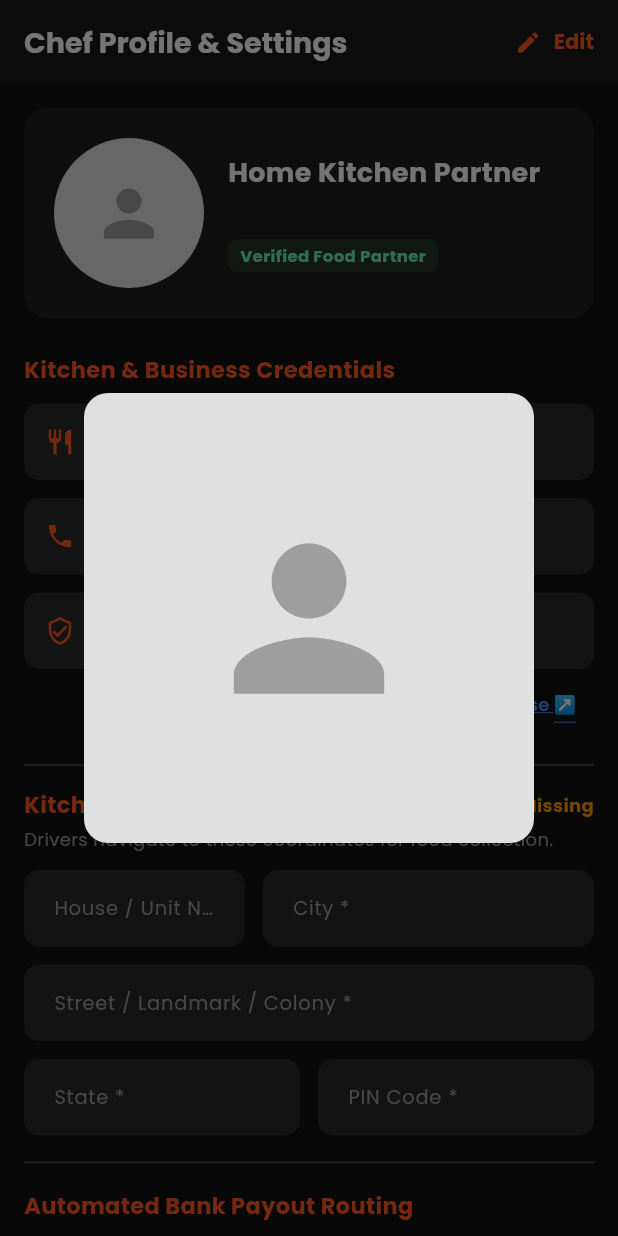
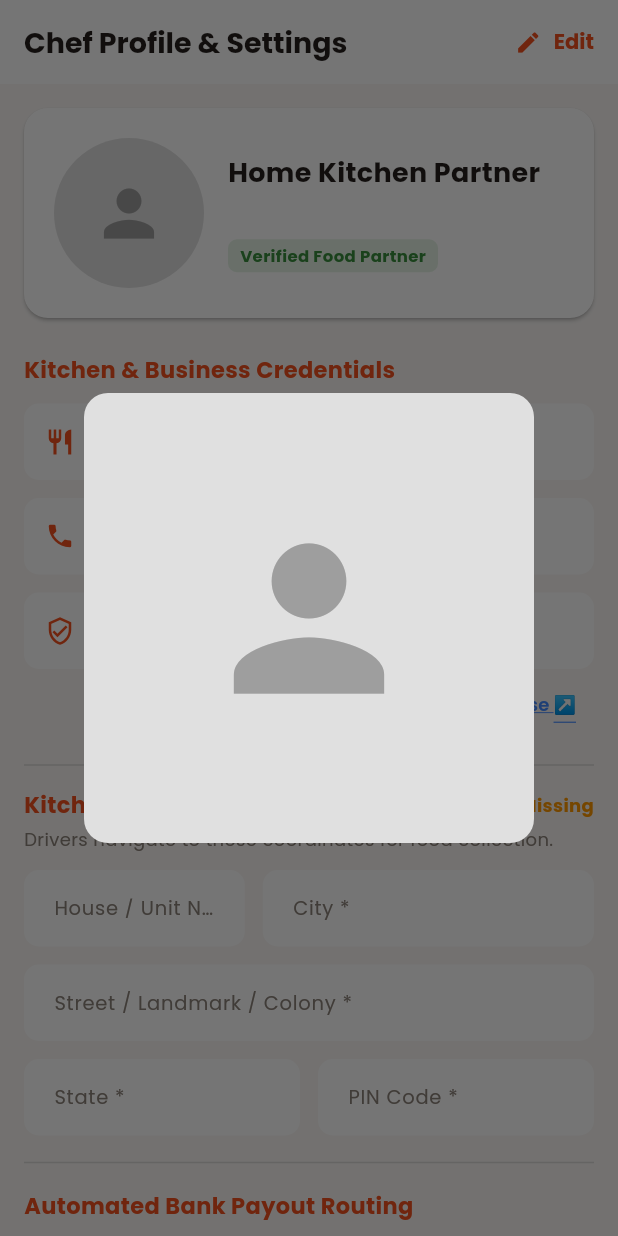
Before and after one commit to suraj6784-design/hotpotchef_new, a Flutter app: the ChefProfileScreen screen opened by its route, after a tap on the "person" icon, on a phone screen of 412 x 824 dp. Run offline on Flutter 3.47's test engine with Material 3 defaults, Android fonts, the phone set to English and light mode, and no system bars; our stand-ins replace cached_network_image, connectivity_plus, firebase_core, firebase_crashlytics, firebase_messaging, fl_chart and 16 more; missing offline and left inert: flutter_polyline_points, razorpay_flutter; accounts and stored records are empty.

Commit message:
feat(ui): theme chef/driver profiles, address form, and ID card for light mode
Co-authored-by: Cursor <cursoragent@cursor.com>

```diff
--- a/lib/screens/chef_profile_screen.dart
+++ b/lib/screens/chef_profile_screen.dart
@@ -8,6 +8,7 @@ import 'package:firebase_crashlytics/firebase_crashlytics.dart';
 import 'package:geocoding/geocoding.dart'; // 🌟 Added for reverse geocoding
 
 import 'map_picker_screen.dart';
+import '../utils/app_theme.dart';
 import '../utils/helpers.dart';
 import '../utils/network.dart';
 import '../widgets/avatar_upload.dart';
@@ -372,23 +373,31 @@ class _ChefProfileScreenState extends State<ChefProfileScreen> {
   Widget build(BuildContext context) {
     final user = _supabase.auth.currentUser;
     final email = user?.email ?? 'No Email';
+    final isDark = Theme.of(context).brightness == Brightness.dark;
+    final bg = isDark ? AppTheme.backgroundDark : AppTheme.background;
+    final surface = isDark ? AppTheme.surfaceDark : AppTheme.surfaceLight;
+    final titleColor = isDark ? AppTheme.textMainDark : AppTheme.textMain;
+    final muted = isDark ? Colors.grey.shade400 : AppTheme.textMuted;
+    final divider = isDark ? Colors.white24 : Colors.black12;
+    final verified = isDark ? Colors.greenAccent : Colors.green.shade700;
 
     return Scaffold(
-      backgroundColor: const Color(0xFF121212),
+      backgroundColor: bg,
       appBar: AppBar(
-        title: const Text('Chef Profile & Settings', style: TextStyle(color: Colors.white, fontWeight: FontWeight.bold)),
-        backgroundColor: const Color(0xFF1A1A1A),
+        title: Text('Chef Profile & Settings', style: TextStyle(color: titleColor, fontWeight: FontWeight.bold)),
+        backgroundColor: surface,
         elevation: 0,
+        iconTheme: IconThemeData(color: titleColor),
         actions: [
           TextButton.icon(
-            icon: Icon(_isEditing ? Icons.close : Icons.edit, color: Colors.deepOrange, size: 18),
-            label: Text(_isEditing ? 'Cancel' : 'Edit', style: const TextStyle(color: Colors.deepOrange, fontWeight: FontWeight.bold)),
+            icon: Icon(_isEditing ? Icons.close : Icons.edit, color: AppTheme.primary, size: 18),
+            label: Text(_isEditing ? 'Cancel' : 'Edit', style: const TextStyle(color: AppTheme.primary, fontWeight: FontWeight.bold)),
             onPressed: () => setState(() => _isEditing = !_isEditing),
           ),
         ],
       ),
       body: _isLoading
-          ? const Center(child: CircularProgressIndicator(color: Colors.deepOrange))
+          ? const Center(child: CircularProgressIndicator(color: AppTheme.primary))
           : Form(
               key: _formKey,
               child: ListView(
@@ -396,7 +405,8 @@ class _ChefProfileScreenState extends State<ChefProfileScreen> {
                 children: [
                   // Profile Identity Header Card
                   Card(
-                    color: const Color(0xFF1E1E1E),
+                    color: surface,
+                    elevation: isDark ? 0 : 1,
                     shape: RoundedRectangleBorder(borderRadius: BorderRadius.circular(16)),
                     child: Padding(
                       padding: const EdgeInsets.all(20),
@@ -414,10 +424,10 @@ class _ChefProfileScreenState extends State<ChefProfileScreen> {
                               children: [
                                 Text(
                                   _nameController.text.isEmpty ? 'Home Kitchen Partner' : _nameController.text,
-                                  style: const TextStyle(color: Colors.white, fontSize: 18, fontWeight: FontWeight.bold),
+                                  style: TextStyle(color: titleColor, fontSize: 18, fontWeight: FontWeight.bold),
                                 ),
                                 const SizedBox(height: 4),
-                                Text(email, style: const TextStyle(color: Colors.grey, fontSize: 13)),
+                                Text(email, style: TextStyle(color: muted, fontSize: 13)),
                                 const SizedBox(height: 8),
                                 Container(
                                   padding: const EdgeInsets.symmetric(horizontal: 8, vertical: 3),
@@ -425,8 +435,8 @@ class _ChefProfileScreenState extends State<ChefProfileScreen> {
                                     color: Colors.green.withValues(alpha: 0.15),
                                     borderRadius: BorderRadius.circular(6),
                                   ),
-                                  child: const Text('Verified Food Partner',
-                                      style: TextStyle(color: Colors.greenAccent, fontSize: 11, fontWeight: FontWeight.bold)),
+                                  child: Text('Verified Food Partner',
+                                      style: TextStyle(color: verified, fontSize: 11, fontWeight: FontWeight.bold)),
                                 ),
                               ],
                             ),
@@ -439,7 +449,7 @@ class _ChefProfileScreenState extends State<ChefProfileScreen> {
 
                   // Personal Information Section
                   const Text('Kitchen & Business Credentials',
-                      style: TextStyle(color: Colors.deepOrange, fontWeight: FontWeight.bold, fontSize: 15)),
+                      style: TextStyle(color: AppTheme.primary, fontWeight: FontWeight.bold, fontSize: 15)),
                   const SizedBox(height: 12),
                   _buildValidatedTextField(
                     controller: _nameController,
@@ -476,14 +486,14 @@ class _ChefProfileScreenState extends State<ChefProfileScreen> {
                           style: TextStyle(color: Colors.blueAccent, fontSize: 12, decoration: TextDecoration.underline)),
                     ),
                   ),
-                  const Divider(height: 32, color: Colors.white24),
+                  Divider(height: 32, color: divider),
 
                   // Kitchen Dispatch Address Section
                   Row(
                     mainAxisAlignment: MainAxisAlignment.spaceBetween,
                     children: [
                       const Text('Kitchen Pickup Address',
-                          style: TextStyle(color: Colors.deepOrange, fontWeight: FontWeight.bold, fontSize: 15)),
+                          style: TextStyle(color: AppTheme.primary, fontWeight: FontWeight.bold, fontSize: 15)),
                       Row(
                         children: [
                           Icon(_latitude != null ? Icons.check_circle : Icons.warning_amber_rounded,
@@ -498,7 +508,7 @@ class _ChefProfileScreenState extends State<ChefProfileScreen> {
                     ],
                   ),
                   const SizedBox(height: 4),
-                  const Text('Drivers navigate to these coordinates for food collection.', style: TextStyle(color: Colors.grey, fontSize: 12)),
+                  Text('Drivers navigate to these coordinates for food collection.', style: TextStyle(color: muted, fontSize: 12)),
                   const SizedBox(height: 12),
 
                   if (_isEditing)
@@ -509,13 +519,13 @@ class _ChefProfileScreenState extends State<ChefProfileScreen> {
                         child: OutlinedButton.icon(
                           style: OutlinedButton.styleFrom(
                             padding: const EdgeInsets.symmetric(vertical: 14),
-                            side: BorderSide(color: _latitude == null ? Colors.deepOrange : Colors.green),
+                            side: BorderSide(color: _latitude == null ? AppTheme.primary : Colors.green),
                             shape: RoundedRectangleBorder(borderRadius: BorderRadius.circular(12)),
                           ),
-                          icon: Icon(Icons.pin_drop, color: _latitude == null ? Colors.deepOrange : Colors.green),
+                          icon: Icon(Icons.pin_drop, color: _latitude == null ? AppTheme.primary : Colors.green),
                           label: Text(
                             _latitude == null ? 'Pin Exact Kitchen on Map *' : 'Location Pinned (Tap to update)',
-                            style: TextStyle(fontWeight: FontWeight.bold, color: _latitude == null ? Colors.deepOrange : Colors.green),
+                            style: TextStyle(fontWeight: FontWeight.bold, color: _latitude == null ? AppTheme.primary : Colors.green),
                           ),
                           onPressed: _openMapPicker,
                         ),
@@ -567,14 +577,15 @@ class _ChefProfileScreenState extends State<ChefProfileScreen> {
                       ),
                     ],
                   ),
-                  const Divider(height: 36, color: Colors.white24),
+                  Divider(height: 36, color: divider),
 
                   // Automated Settlements & Payout Section
                   const Text('Automated Bank Payout Routing',
-                      style: TextStyle(color: Colors.deepOrange, fontWeight: FontWeight.bold, fontSize: 15)),
+                      style: TextStyle(color: AppTheme.primary, fontWeight: FontWeight.bold, fontSize: 15)),
                   const SizedBox(height: 12),
                   Card(
-                    color: const Color(0xFF1E1E1E),
+                    color: surface,
+                    elevation: isDark ? 0 : 1,
                     shape: RoundedRectangleBorder(borderRadius: BorderRadius.circular(12)),
                     child: Padding(
                       padding: const EdgeInsets.all(16),
@@ -584,29 +595,29 @@ class _ChefProfileScreenState extends State<ChefProfileScreen> {
                             contentPadding: EdgeInsets.zero,
                             leading: Icon(
                               _payoutEnabled ? Icons.account_balance_wallet : Icons.account_balance,
-                              color: _payoutEnabled ? Colors.greenAccent : Colors.orangeAccent,
+                              color: _payoutEnabled ? Colors.green : Colors.orange,
                             ),
                             title: Text(
                               _payoutEnabled ? 'Direct Settlement Active' : 'Configure Settlement Account',
-                              style: const TextStyle(color: Colors.white, fontSize: 14, fontWeight: FontWeight.bold),
+                              style: TextStyle(color: titleColor, fontSize: 14, fontWeight: FontWeight.bold),
                             ),
                             subtitle: Text(
                               _payoutEnabled
                                   ? 'Earnings settle automatically to your registered account.'
                                   : 'Required for automated split payouts via Razorpay Route.',
-                              style: const TextStyle(color: Colors.grey, fontSize: 12),
+                              style: TextStyle(color: muted, fontSize: 12),
                             ),
                             trailing: _payoutEnabled
                                 ? const Chip(backgroundColor: Colors.green, label: Text('Active', style: TextStyle(color: Colors.white, fontSize: 11)))
                                 : ElevatedButton(
-                                    style: ElevatedButton.styleFrom(backgroundColor: Colors.deepOrange),
+                                    style: ElevatedButton.styleFrom(backgroundColor: AppTheme.primary),
                                     onPressed: _isSettingUpPayout ? null : _setupChefPayout,
                                     child: _isSettingUpPayout
                                         ? const SizedBox(width: 14, height: 14, child: CircularProgressIndicator(color: Colors.white, strokeWidth: 2))
                                         : const Text('Link', style: TextStyle(color: Colors.white, fontSize: 12)),
                                   ),
                           ),
-                          const Divider(color: Colors.white12),
+                          Divider(color: divider.withValues(alpha: 0.5)),
                           _buildValidatedTextField(controller: _beneficiaryNameController, label: 'Account Holder Name'),
                           const SizedBox(height: 10),
                           _buildValidatedTextField(controller: _bankAccountController, label: 'Bank Account Number', keyboardType: TextInputType.number),
@@ -625,13 +636,14 @@ class _ChefProfileScreenState extends State<ChefProfileScreen> {
 
                   // Account Security Card
                   Card(
-                    color: const Color(0xFF1E1E1E),
+                    color: surface,
+                    elevation: isDark ? 0 : 1,
                     shape: RoundedRectangleBorder(borderRadius: BorderRadius.circular(12)),
                     child: ListTile(
-                      leading: const Icon(Icons.security, color: Colors.white70),
-                      title: const Text('Security & Credentials', style: TextStyle(color: Colors.white, fontSize: 14, fontWeight: FontWeight.bold)),
-                      subtitle: const Text('Update login password', style: TextStyle(color: Colors.grey, fontSize: 12)),
-                      trailing: const Icon(Icons.chevron_right, color: Colors.grey),
+                      leading: Icon(Icons.security, color: muted),
+                      title: Text('Security & Credentials', style: TextStyle(color: titleColor, fontSize: 14, fontWeight: FontWeight.bold)),
+                      subtitle: Text('Update login password', style: TextStyle(color: muted, fontSize: 12)),
+                      trailing: Icon(Icons.chevron_right, color: muted),
                       onTap: _showChangePasswordDialog,
                     ),
                   ),
@@ -639,12 +651,12 @@ class _ChefProfileScreenState extends State<ChefProfileScreen> {
 
                   // Customer Reviews Section
                   const Text('Customer Reviews & Ratings',
-                      style: TextStyle(color: Colors.deepOrange, fontWeight: FontWeight.bold, fontSize: 15)),
+                      style: TextStyle(color: AppTheme.primary, fontWeight: FontWeight.bold, fontSize: 15)),
                   const SizedBox(height: 12),
                   if (_reviews.isEmpty)
-                    const Padding(
-                      padding: EdgeInsets.symmetric(vertical: 16),
-                      child: Center(child: Text('No reviews received yet.', style: TextStyle(color: Colors.grey, fontSize: 13))),
+                    Padding(
+                      padding: const EdgeInsets.symmetric(vertical: 16),
+                      child: Center(child: Text('No reviews received yet.', style: TextStyle(color: muted, fontSize: 13))),
                     )
                   else
                     ListView.builder(
@@ -654,7 +666,8 @@ class _ChefProfileScreenState extends State<ChefProfileScreen> {
                       itemBuilder: (context, index) {
                         final rev = _reviews[index];
                         return Card(
-                          color: const Color(0xFF1E1E1E),
+                          color: surface,
+                          elevation: isDark ? 0 : 1,
                           margin: const EdgeInsets.only(bottom: 10),
                           shape: RoundedRectangleBorder(borderRadius: BorderRadius.circular(12)),
                           child: Padding(
@@ -671,17 +684,17 @@ class _ChefProfileScreenState extends State<ChefProfileScreen> {
                                         (i) => Icon(i < rev.rating ? Icons.star : Icons.star_border, color: Colors.amber, size: 15),
                                       ),
                                     ),
-                                    Text(formatOrderDate(rev.createdAt.toIso8601String()), style: const TextStyle(color: Colors.grey, fontSize: 11)),
+                                    Text(formatOrderDate(rev.createdAt.toIso8601String()), style: TextStyle(color: muted, fontSize: 11)),
                                   ],
                                 ),
                                 const SizedBox(height: 6),
                                 Text('Dish: ${rev.mealTitle}',
-                                    style: const TextStyle(color: Colors.deepOrangeAccent, fontSize: 12, fontWeight: FontWeight.bold)),
+                                    style: const TextStyle(color: AppTheme.primary, fontSize: 12, fontWeight: FontWeight.bold)),
                                 const SizedBox(height: 2),
-                                Text(rev.customerName, style: const TextStyle(color: Colors.white, fontSize: 13, fontWeight: FontWeight.w600)),
+                                Text(rev.customerName, style: TextStyle(color: titleColor, fontSize: 13, fontWeight: FontWeight.w600)),
                                 if (rev.comment.isNotEmpty) ...[
                                   const SizedBox(height: 4),
-                                  Text('"${rev.comment}"', style: const TextStyle(color: Colors.white70, fontSize: 12, fontStyle: FontStyle.italic)),
+                                  Text('"${rev.comment}"', style: TextStyle(color: muted, fontSize: 12, fontStyle: FontStyle.italic)),
                                 ],
                               ],
                             ),
@@ -695,7 +708,7 @@ class _ChefProfileScreenState extends State<ChefProfileScreen> {
                   if (_isEditing)
                     ElevatedButton.icon(
                       style: ElevatedButton.styleFrom(
-                        backgroundColor: Colors.deepOrange,
+                        backgroundColor: AppTheme.primary,
                         foregroundColor: Colors.white,
                         padding: const EdgeInsets.symmetric(vertical: 16),
                         shape: RoundedRectangleBorder(borderRadius: BorderRadius.circular(12)),
@@ -722,6 +735,12 @@ class _ChefProfileScreenState extends State<ChefProfileScreen> {
     String? Function(String?)? validator,
     List<TextInputFormatter>? inputFormatters,
   }) {
+    final isDark = Theme.of(context).brightness == Brightness.dark;
+    final titleColor = isDark ? AppTheme.textMainDark : AppTheme.textMain;
+    final muted = isDark ? Colors.grey.shade400 : AppTheme.textMuted;
+    final fill = isDark ? AppTheme.surfaceMutedDark : Colors.white;
+    final border = isDark ? Colors.white12 : Colors.grey.shade300;
+
     return TextFormField(
       controller: controller,
       enabled: _isEditing,
@@ -729,18 +748,18 @@ class _ChefProfileScreenState extends State<ChefProfileScreen> {
       maxLength: maxLength,
       validator: validator,
       inputFormatters: inputFormatters,
-      style: const TextStyle(color: Colors.white, fontSize: 14, fontWeight: FontWeight.w500),
+      style: TextStyle(color: titleColor, fontSize: 14, fontWeight: FontWeight.w500),
       decoration: InputDecoration(
         labelText: label,
-        labelStyle: const TextStyle(color: Colors.grey, fontSize: 13),
-        floatingLabelStyle: const TextStyle(color: Colors.deepOrange, fontSize: 14, fontWeight: FontWeight.bold),
-        prefixIcon: prefixIcon != null ? Icon(prefixIcon, color: Colors.deepOrange, size: 20) : null,
+        labelStyle: TextStyle(color: muted, fontSize: 13),
+        floatingLabelStyle: const TextStyle(color: AppTheme.primary, fontSize: 14, fontWeight: FontWeight.bold),
+        prefixIcon: prefixIcon != null ? Icon(prefixIcon, color: AppTheme.primary, size: 20) : null,
         filled: true,
-        fillColor: const Color(0xFF2A2A2A),
+        fillColor: fill,
         counterText: '',
         border: OutlineInputBorder(borderRadius: BorderRadius.circular(10), borderSide: BorderSide.none),
-        enabledBorder: OutlineInputBorder(borderRadius: BorderRadius.circular(10), borderSide: const BorderSide(color: Colors.white12)),
-        focusedBorder: OutlineInputBorder(borderRadius: BorderRadius.circular(10), borderSide: const BorderSide(color: Colors.deepOrange, width: 2)),
+        enabledBorder: OutlineInputBorder(borderRadius: BorderRadius.circular(10), borderSide: BorderSide(color: border)),
+        focusedBorder: OutlineInputBorder(borderRadius: BorderRadius.circular(10), borderSide: const BorderSide(color: AppTheme.primary, width: 2)),
         disabledBorder: OutlineInputBorder(borderRadius: BorderRadius.circular(10), borderSide: BorderSide.none),
         errorBorder: OutlineInputBorder(borderRadius: BorderRadius.circular(10), borderSide: const BorderSide(color: Colors.redAccent)),
       ),
```
Also changed, not shown: lib/screens/address_form_screen.dart (+41 -24 lines), lib/screens/driver_id_card_screen.dart (+9 -4 lines), lib/screens/driver_profile_screen.dart (+98 -59 lines), 1 other file.
